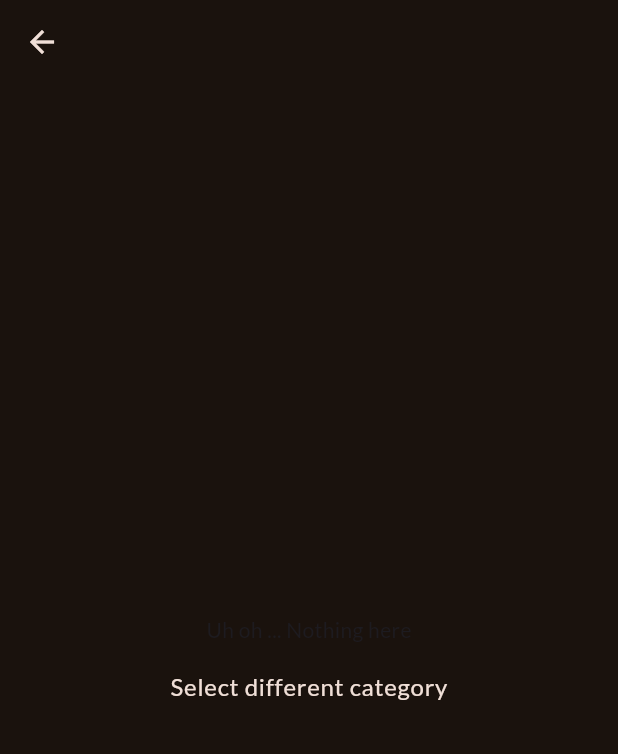
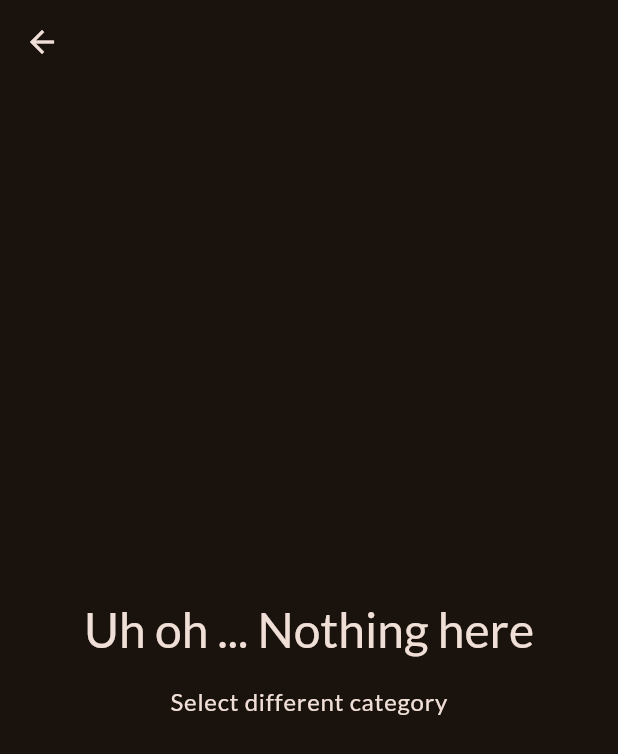
Before and after one commit to josephysicist1/food_and_recipes, a Flutter app: the MealsScreen screen opened directly with empty values, on a phone screen of 412 x 824 dp. Shown: the top 754 px of the screen. Run offline on Flutter 3.47's test engine with Material 3 defaults, Android fonts, the phone set to English and light mode, and no system bars; our stand-ins replace google_fonts, transparent_image.

```diff
--- a/lib/main.dart
+++ b/lib/main.dart
@@ -1,7 +1,9 @@
 import 'package:flutter/material.dart';
 
 import 'package:google_fonts/google_fonts.dart';
+import 'package:meals/data/dummy_data.dart';
 import 'package:meals/screens/categories.dart';
+import 'package:meals/screens/meals.dart';
 
 final theme = ThemeData(
   useMaterial3: true,
--- a/lib/screens/meals.dart
+++ b/lib/screens/meals.dart
@@ -1,5 +1,6 @@
 import 'package:flutter/material.dart';
 import 'package:meals/models/meal.dart';
+import 'package:meals/widgets/meal_item.dart';
 
 class MealsScreen extends StatelessWidget {
   const MealsScreen({super.key, required this.title, required this.meals});
@@ -8,15 +9,15 @@ class MealsScreen extends StatelessWidget {
   final List<Meal> meals;
   @override
   Widget build(BuildContext context) {
-    Widget content = ListView.builder(
-      itemBuilder: (ctx, index) => Text(meals[index].title),
-    );
-    if (meals.isEmpty) {
-      content = Center(
+    Widget content = Center(
       child: Column(
         mainAxisSize: MainAxisSize.min,
         children: [
-            Text('Uh oh ... Nothing here'),
+          Text('Uh oh ... Nothing here',
+              style: Theme.of(context)
+                  .textTheme
+                  .headlineLarge!
+                  .copyWith(color: Theme.of(context).colorScheme.onBackground)),
           SizedBox(
             height: 16,
           ),
@@ -30,6 +31,11 @@ class MealsScreen extends StatelessWidget {
         ],
       ),
     );
+    if (meals.isNotEmpty) {
+      content = ListView.builder(
+        itemCount: meals.length,
+        itemBuilder: (ctx, index) => MealItem(meal: meals[index]),
+      );
     }
     return Scaffold(
         appBar: AppBar(
--- a/pubspec.yaml
+++ b/pubspec.yaml
@@ -35,6 +35,7 @@ dependencies:
   # Use with the CupertinoIcons class for iOS style icons.
   cupertino_icons: ^1.0.8
   google_fonts: ^6.2.1
+  transparent_image: ^2.0.1
 
 dev_dependencies:
   flutter_test:
```
Also changed, not shown: lib/screens/categories.dart (+23 -1 lines), lib/widgets/category_grid_item.dart (+7 -2 lines), lib/widgets/meal_item.dart (added, +66 -0 lines), pubspec.lock, 1 other file. Lines whose indentation alone changed are shown as unchanged.
